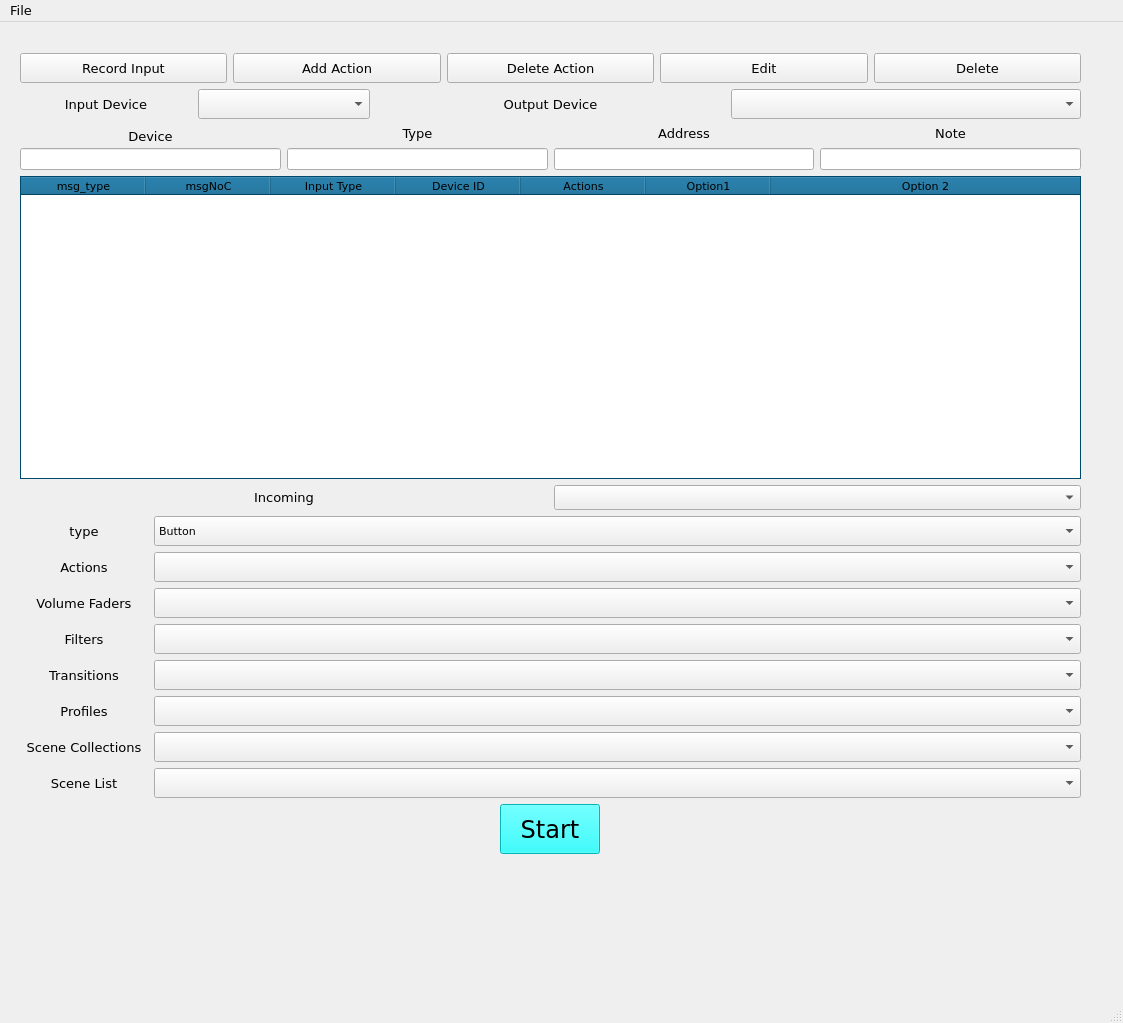
First picture: the form in qtOBSMIDI.ui, repository cpyarger/Midi2OBS-Configurator, before the edit.
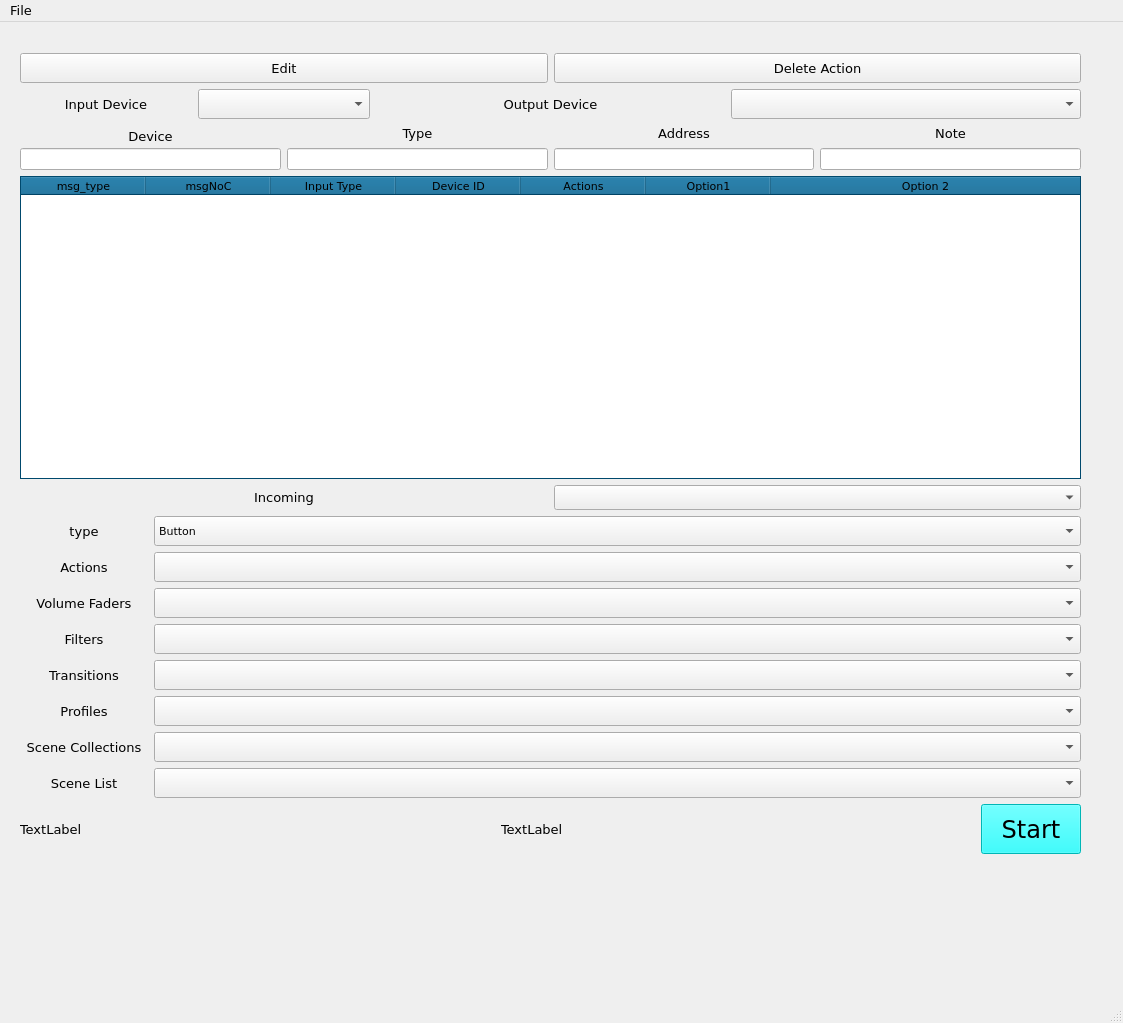
Second picture: the form after the edit. Icons and pictures are not drawn.

Commit message:
Built custom signal and slot to connect incoming messages to generating UI events. Due to multithreading in the midi library this was required.
Currently adding new input buttons to table is working.

The edit to the form file:
```diff
--- a/qtOBSMIDI.ui
+++ b/qtOBSMIDI.ui
@@ -216,6 +216,20 @@
      </item>
      <item row="9" column="0">
       <layout class="QHBoxLayout" name="horizontalLayout">
+       <item>
+        <widget class="QLabel" name="testlabel2">
+         <property name="text">
+          <string>TextLabel</string>
+         </property>
+        </widget>
+       </item>
+       <item>
+        <widget class="QLabel" name="testlabel">
+         <property name="text">
+          <string>TextLabel</string>
+         </property>
+        </widget>
+       </item>
        <item>
         <widget class="QPushButton" name="btn_Start">
          <property name="sizePolicy">
@@ -1700,90 +1714,6 @@
      </item>
      <item row="0" column="0">
       <layout class="QHBoxLayout" name="horizontalLayout_5">
-       <item>
-        <widget class="QPushButton" name="btn_RecordInput">
-         <property name="sizePolicy">
-          <sizepolicy hsizetype="MinimumExpanding" vsizetype="MinimumExpanding">
-           <horstretch>0</horstretch>
-           <verstretch>0</verstretch>
-          </sizepolicy>
-         </property>
-         <property name="minimumSize">
-          <size>
-           <width>128</width>
-           <height>30</height>
-          </size>
-         </property>
-         <property name="baseSize">
-          <size>
-           <width>0</width>
-           <height>30</height>
-          </size>
-         </property>
-         <property name="text">
-          <string>Record Input</string>
-         </property>
-         <property name="checkable">
-          <bool>true</bool>
-         </property>
-         <property name="autoDefault">
-          <bool>false</bool>
-         </property>
-         <property name="default">
-          <bool>false</bool>
-         </property>
-        </widget>
-       </item>
-       <item>
-        <widget class="QPushButton" name="btn_Add">
-         <property name="sizePolicy">
-          <sizepolicy hsizetype="MinimumExpanding" vsizetype="MinimumExpanding">
-           <horstretch>0</horstretch>
-           <verstretch>0</verstretch>
-          </sizepolicy>
-         </property>
-         <property name="minimumSize">
-          <size>
-           <width>128</width>
-           <height>30</height>
-          </size>
-         </property>
-         <property name="baseSize">
-          <size>
-           <width>0</width>
-           <height>30</height>
-          </size>
-         </property>
-         <property name="text">
-          <string>Add Action</string>
-         </property>
-        </widget>
-       </item>
-       <item>
-        <widget class="QPushButton" name="btn_deleteAction">
-         <property name="sizePolicy">
-          <sizepolicy hsizetype="MinimumExpanding" vsizetype="MinimumExpanding">
-           <horstretch>0</horstretch>
-           <verstretch>0</verstretch>
-          </sizepolicy>
-         </property>
-         <property name="minimumSize">
-          <size>
-           <width>128</width>
-           <height>30</height>
-          </size>
-         </property>
-         <property name="baseSize">
-          <size>
-           <width>0</width>
-           <height>30</height>
-          </size>
-         </property>
-         <property name="text">
-          <string>Delete Action</string>
-         </property>
-        </widget>
-       </item>
        <item>
         <widget class="QPushButton" name="pushButton_2">
          <property name="sizePolicy">
@@ -1810,7 +1740,7 @@
         </widget>
        </item>
        <item>
-        <widget class="QPushButton" name="pushButton">
+        <widget class="QPushButton" name="btn_deleteAction">
          <property name="sizePolicy">
           <sizepolicy hsizetype="MinimumExpanding" vsizetype="MinimumExpanding">
            <horstretch>0</horstretch>
@@ -1830,7 +1760,7 @@
           </size>
          </property>
          <property name="text">
-          <string>Delete</string>
+          <string>Delete Action</string>
          </property>
         </widget>
        </item>
```
The commit also changes 1 other file.
